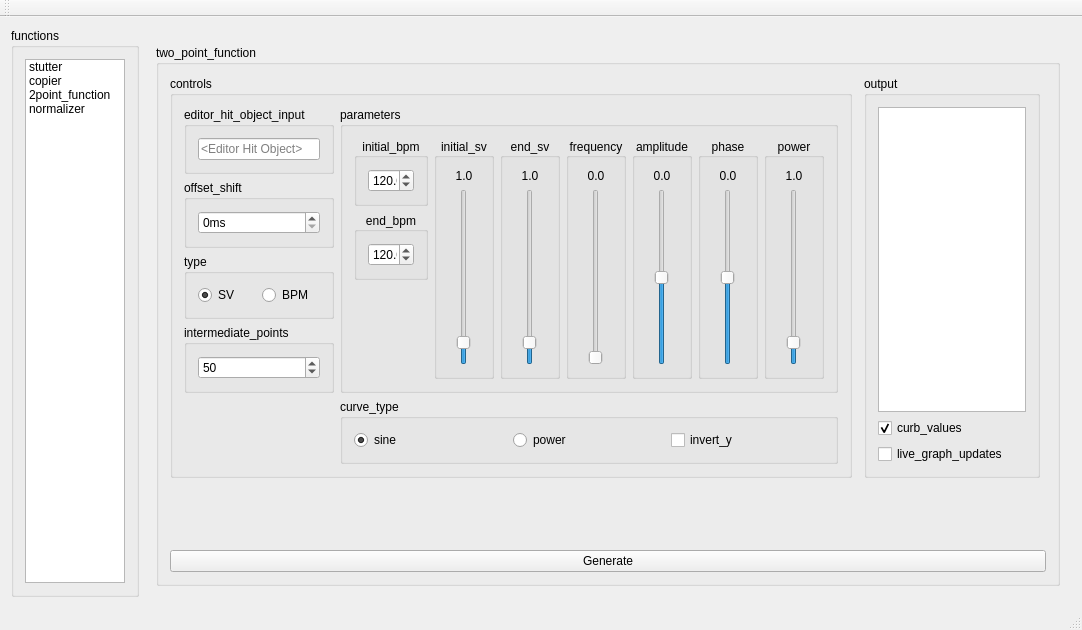
Above: src/ui/mainwindow.ui from Eve-ning/reamber before the change. Below: the same form after it.
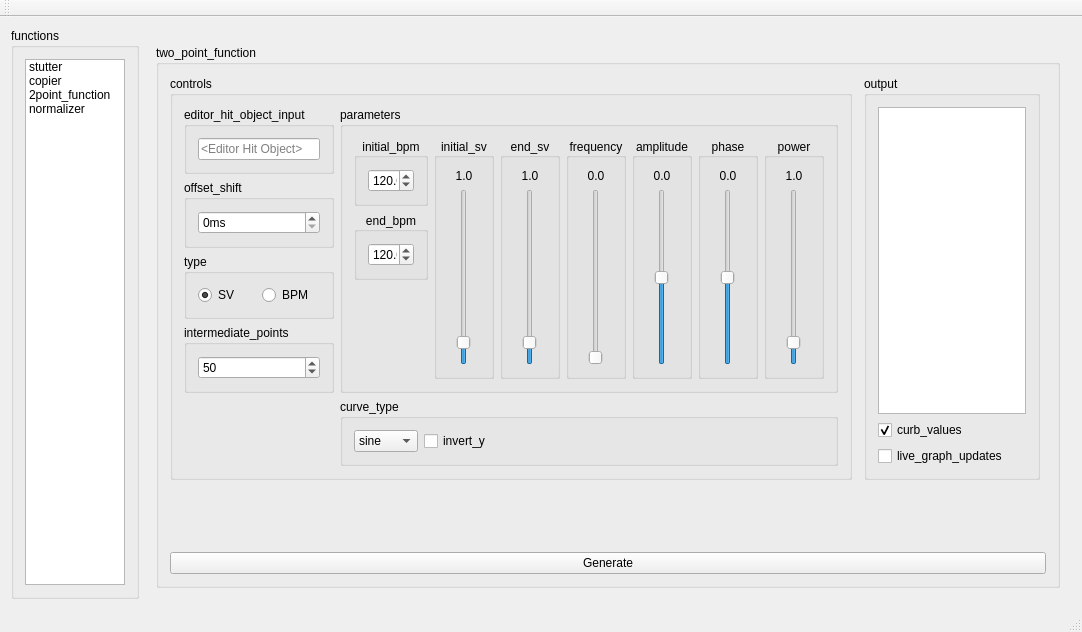
That is the form after the change. Custom widgets are drawn as their Qt base class.

Commit message: Change curve from Radio to ComboBox to allow Flexibility

```diff
--- a/src/ui/mainwindow.ui
+++ b/src/ui/mainwindow.ui
@@ -474,30 +474,40 @@
                  <string>curve_type</string>
                 </property>
                 <layout class="QGridLayout" name="gridLayout_39">
-                 <item row="0" column="1">
-                  <widget class="QRadioButton" name="tpf_curve_power">
-                   <property name="text">
-                    <string>power</string>
-                   </property>
-                  </widget>
-                 </item>
                  <item row="0" column="0">
-                  <widget class="QRadioButton" name="tpf_curve_sine">
-                   <property name="text">
-                    <string>sine</string>
-                   </property>
-                   <property name="checked">
-                    <bool>true</bool>
-                   </property>
+                  <widget class="QComboBox" name="tpf_curve_type">
+                   <item>
+                    <property name="text">
+                     <string>sine</string>
+                    </property>
+                   </item>
+                   <item>
+                    <property name="text">
+                     <string>power</string>
+                    </property>
+                   </item>
                   </widget>
                  </item>
-                 <item row="0" column="2">
+                 <item row="0" column="1">
                   <widget class="QCheckBox" name="tpf_curve_invert_y">
                    <property name="text">
                     <string>invert_y</string>
                    </property>
                   </widget>
                  </item>
+                 <item row="0" column="2">
+                  <spacer name="tpf_hs">
+                   <property name="orientation">
+                    <enum>Qt::Horizontal</enum>
+                   </property>
+                   <property name="sizeHint" stdset="0">
+                    <size>
+                     <width>40</width>
+                     <height>20</height>
+                    </size>
+                   </property>
+                  </spacer>
+                 </item>
                 </layout>
                </widget>
               </item>
```
The commit also changes 1 other file.
